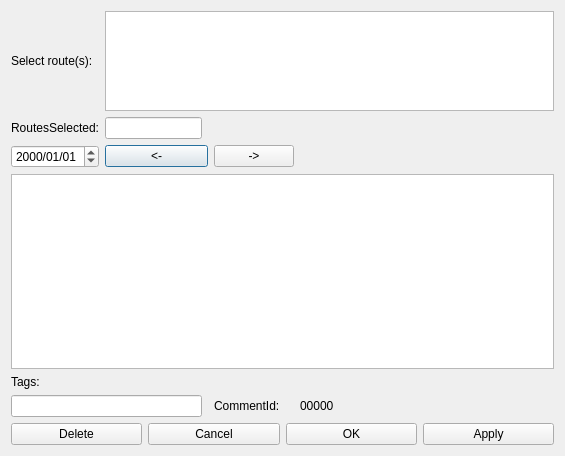
This is ui/routecommentsdlg.ui in allenck/mapper as Qt 5 draws it before an edit. The edited form follows.
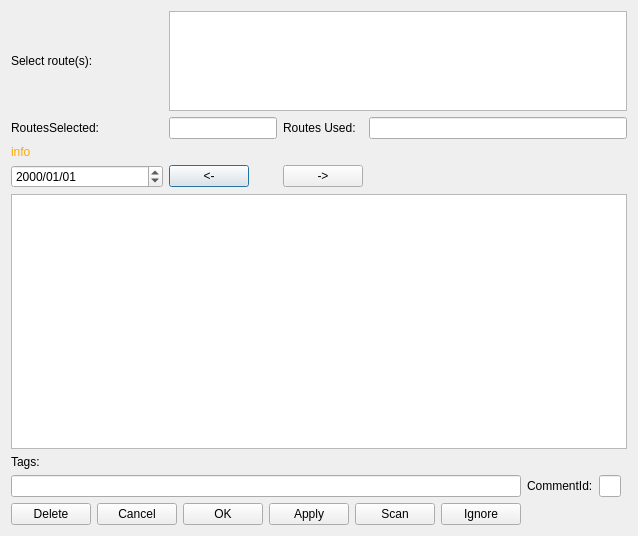
This is the edited form. Custom widgets are drawn as their Qt base class.

Commit message: Enable multiple RouteComments for date

What changed in the file:
```diff
--- a/ui/routecommentsdlg.ui
+++ b/ui/routecommentsdlg.ui
@@ -6,39 +6,26 @@
    <rect>
     <x>0</x>
     <y>0</y>
-    <width>565</width>
-    <height>456</height>
+    <width>609</width>
+    <height>536</height>
    </rect>
   </property>
   <property name="windowTitle">
    <string>Dialog</string>
   </property>
   <layout class="QGridLayout" name="gridLayout">
-   <item row="0" column="0">
-    <widget class="QLabel" name="label">
-     <property name="text">
-      <string>Select route(s):</string>
+   <item row="3" column="3" colspan="4">
+    <spacer name="horizontalSpacer">
+     <property name="orientation">
+      <enum>Qt::Orientation::Horizontal</enum>
      </property>
-    </widget>
-   </item>
-   <item row="0" column="1" colspan="5">
-    <widget class="RouteSelector" name="tableView">
-     <property name="sizePolicy">
-      <sizepolicy hsizetype="Expanding" vsizetype="Fixed">
-       <horstretch>0</horstretch>
-       <verstretch>0</verstretch>
-      </sizepolicy>
-     </property>
-     <property name="maximumSize">
+     <property name="sizeHint" stdset="0">
       <size>
-       <width>16777215</width>
-       <height>100</height>
+       <width>79</width>
+       <height>20</height>
       </size>
      </property>
-     <property name="toolTip">
-      <string>&lt;html&gt;&lt;head/&gt;&lt;body&gt;&lt;p&gt;Select the route to which this comment applies. Multiple selections may be made if the same comment applies to more than one route.&lt;/p&gt;&lt;/body&gt;&lt;/html&gt;</string>
-     </property>
-    </widget>
+    </spacer>
    </item>
    <item row="1" column="0">
     <widget class="QLabel" name="label_4">
@@ -47,85 +34,67 @@
      </property>
     </widget>
    </item>
-   <item row="1" column="1">
-    <widget class="QLineEdit" name="routesSelected">
-     <property name="readOnly">
-      <bool>true</bool>
+   <item row="0" column="0">
+    <widget class="QLabel" name="label">
+     <property name="text">
+      <string>Select route(s):</string>
      </property>
     </widget>
    </item>
-   <item row="1" column="2" colspan="4">
-    <spacer name="horizontalSpacer_2">
-     <property name="orientation">
-      <enum>Qt::Orientation::Horizontal</enum>
-     </property>
-     <property name="sizeHint" stdset="0">
-      <size>
-       <width>356</width>
-       <height>20</height>
-      </size>
-     </property>
-    </spacer>
+   <item row="4" column="0" colspan="7">
+    <widget class="HtmlTextEdit" name="txtComments"/>
    </item>
-   <item row="2" column="0">
-    <widget class="QDateEdit" name="dateEdit">
-     <property name="displayFormat">
-      <string>yyyy/MM/dd</string>
-     </property>
-    </widget>
-   </item>
-   <item row="2" column="1" colspan="2">
+   <item row="3" column="1">
     <widget class="QPushButton" name="btnPrev">
+     <property name="sizePolicy">
+      <sizepolicy hsizetype="Fixed" vsizetype="Fixed">
+       <horstretch>0</horstretch>
+       <verstretch>0</verstretch>
+      </sizepolicy>
+     </property>
      <property name="text">
       <string>&lt;-</string>
      </property>
     </widget>
    </item>
-   <item row="2" column="3">
+   <item row="3" column="2">
     <widget class="QPushButton" name="btnNext">
+     <property name="sizePolicy">
+      <sizepolicy hsizetype="Fixed" vsizetype="Fixed">
+       <horstretch>0</horstretch>
+       <verstretch>0</verstretch>
+      </sizepolicy>
+     </property>
      <property name="text">
       <string>-&gt;</string>
      </property>
     </widget>
    </item>
-   <item row="2" column="5">
-    <spacer name="horizontalSpacer">
-     <property name="orientation">
-      <enum>Qt::Orientation::Horizontal</enum>
+   <item row="2" column="0" colspan="7">
+    <widget class="QLabel" name="lblInfo">
+     <property name="styleSheet">
+      <string notr="true">color: rgb(255, 170, 0)</string>
      </property>
-     <property name="sizeHint" stdset="0">
-      <size>
-       <width>79</width>
-       <height>20</height>
-      </size>
-     </property>
-    </spacer>
-   </item>
-   <item row="4" column="0">
-    <widget class="QLabel" name="label_2">
      <property name="text">
-      <string>Tags:</string>
+      <string>info</string>
      </property>
     </widget>
    </item>
-   <item row="5" column="0" colspan="2">
-    <widget class="QLineEdit" name="txtTags"/>
-   </item>
-   <item row="5" column="3">
+   <item row="6" column="4">
     <widget class="QLabel" name="label_3">
      <property name="text">
       <string>CommentId:</string>
      </property>
     </widget>
    </item>
-   <item row="5" column="4">
-    <widget class="QLabel" name="lblCommentId">
+   <item row="6" column="0" colspan="4">
+    <widget class="QLineEdit" name="txtTags">
      <property name="text">
-      <string>00000</string>
+      <string/>
      </property>
     </widget>
    </item>
-   <item row="6" column="0" colspan="6">
+   <item row="7" column="0" colspan="4">
     <layout class="QHBoxLayout" name="horizontalLayout">
      <item>
       <widget class="QPushButton" name="btnDelete">
@@ -155,10 +124,88 @@
        </property>
       </widget>
      </item>
+     <item>
+      <widget class="QPushButton" name="btnScan">
+       <property name="text">
+        <string>Scan</string>
+       </property>
+      </widget>
+     </item>
+     <item>
+      <widget class="QPushButton" name="btnIgnore">
+       <property name="text">
+        <string>Ignore</string>
+       </property>
+      </widget>
+     </item>
     </layout>
    </item>
-   <item row="3" column="0" colspan="6">
-    <widget class="HtmlTextEdit" name="txtComments"/>
+   <item row="1" column="1">
+    <widget class="QLineEdit" name="routesSelected">
+     <property name="sizePolicy">
+      <sizepolicy hsizetype="Fixed" vsizetype="Fixed">
+       <horstretch>0</horstretch>
+       <verstretch>0</verstretch>
+      </sizepolicy>
+     </property>
+     <property name="readOnly">
+      <bool>true</bool>
+     </property>
+    </widget>
+   </item>
+   <item row="0" column="1" colspan="6">
+    <widget class="RouteSelector" name="tableView">
+     <property name="sizePolicy">
+      <sizepolicy hsizetype="Expanding" vsizetype="Fixed">
+       <horstretch>0</horstretch>
+       <verstretch>0</verstretch>
+      </sizepolicy>
+     </property>
+     <property name="maximumSize">
+      <size>
+       <width>16777215</width>
+       <height>100</height>
+      </size>
+     </property>
+     <property name="toolTip">
+      <string>&lt;html&gt;&lt;head/&gt;&lt;body&gt;&lt;p&gt;Select the route to which this comment applies. Multiple selections may be made if the same comment applies to more than one route.&lt;/p&gt;&lt;/body&gt;&lt;/html&gt;</string>
+     </property>
+    </widget>
+   </item>
+   <item row="5" column="0">
+    <widget class="QLabel" name="label_2">
+     <property name="text">
+      <string>Tags:</string>
+     </property>
+    </widget>
+   </item>
+   <item row="1" column="2">
+    <widget class="QLabel" name="label_5">
+     <property name="text">
+      <string>Routes Used:</string>
+     </property>
+    </widget>
+   </item>
+   <item row="3" column="0">
+    <widget class="QDateEdit" name="dateEdit">
+     <property name="displayFormat">
+      <string>yyyy/MM/dd</string>
+     </property>
+    </widget>
+   </item>
+   <item row="1" column="3" colspan="4">
+    <widget class="QLineEdit" name="txtRoutesUsed">
+     <property name="readOnly">
+      <bool>true</bool>
+     </property>
+    </widget>
+   </item>
+   <item row="6" column="5">
+    <widget class="QLineEdit" name="txtCommentId">
+     <property name="readOnly">
+      <bool>true</bool>
+     </property>
+    </widget>
    </item>
   </layout>
  </widget>
```
The commit also changes 30 other files.
